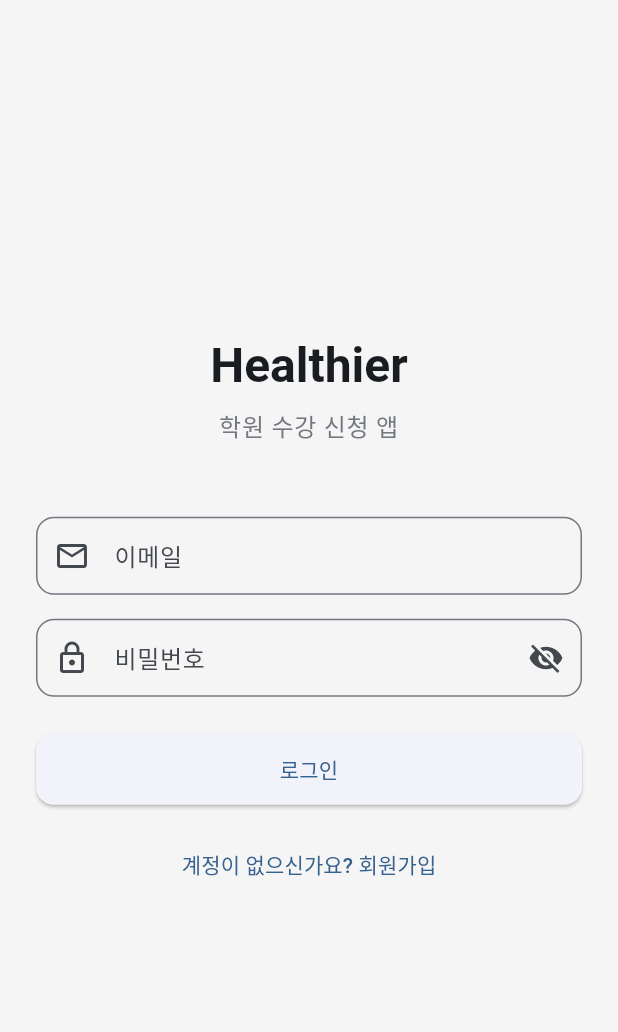
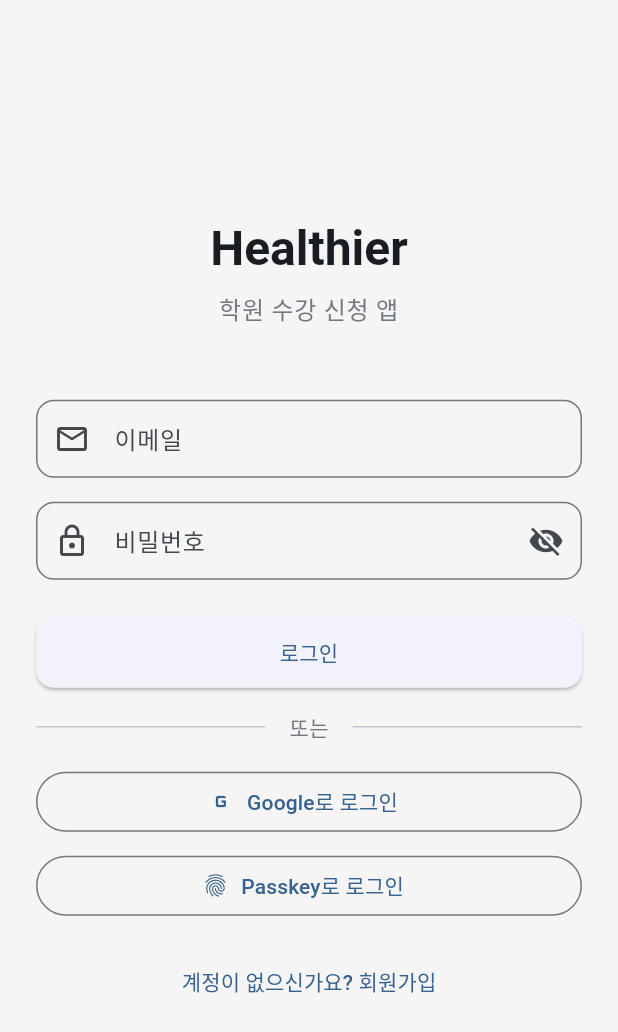
Before and after one commit to jbh1024/healthier_harness, a Flutter app: the screen it shows after launch, on a phone screen of 412 x 824 dp. Shown: the top 1032 px of the screen. Run offline on Flutter 3.47's test engine with Material 3 defaults, Android fonts, the phone set to English and light mode, and no system bars; our stand-ins replace dio, flutter_riverpod, flutter_secure_storage, go_router.

Commit message:
feat(frontend): Phase 6 Frontend 구현 - Google/Passkey 로그인 UI
- OAuthRepository: Google 로그인/연동/해제, Passkey 등록/인증/삭제
- LoginScreen: Google/Passkey 로그인 버튼 추가
- SecuritySettingsScreen: Google 연동/해제, Passkey 등록 UI
- 라우팅: /settings/security

Commit Message Co-Written By : Claude

```diff
--- a/frontend/lib/features/auth/presentation/screens/login_screen.dart
+++ b/frontend/lib/features/auth/presentation/screens/login_screen.dart
@@ -121,6 +121,44 @@ class _LoginScreenState extends ConsumerState<LoginScreen> {
                           : const Text('로그인'),
                     ),
                     const SizedBox(height: 16),
+                    Row(
+                      children: [
+                        const Expanded(child: Divider()),
+                        Padding(
+                          padding: const EdgeInsets.symmetric(horizontal: 16),
+                          child: Text(
+                            '또는',
+                            style: TextStyle(
+                              color: Theme.of(context).colorScheme.outline,
+                            ),
+                          ),
+                        ),
+                        const Expanded(child: Divider()),
+                      ],
+                    ),
+                    const SizedBox(height: 16),
+                    OutlinedButton.icon(
+                      onPressed: () {
+                        // TODO: Google Sign-In SDK 연동
+                        ScaffoldMessenger.of(context).showSnackBar(
+                          const SnackBar(content: Text('Google 로그인은 SDK 연동 후 사용 가능합니다')),
+                        );
+                      },
+                      icon: const Icon(Icons.g_mobiledata),
+                      label: const Text('Google로 로그인'),
+                    ),
+                    const SizedBox(height: 8),
+                    OutlinedButton.icon(
+                      onPressed: () {
+                        // TODO: WebAuthn API 연동
+                        ScaffoldMessenger.of(context).showSnackBar(
+                          const SnackBar(content: Text('Passkey 로그인은 WebAuthn 연동 후 사용 가능합니다')),
+                        );
+                      },
+                      icon: const Icon(Icons.fingerprint),
+                      label: const Text('Passkey로 로그인'),
+                    ),
+                    const SizedBox(height: 16),
                     TextButton(
                       onPressed: () => context.go('/signup'),
                       child: const Text('계정이 없으신가요? 회원가입'),
--- a/frontend/lib/routing/app_router.dart
+++ b/frontend/lib/routing/app_router.dart
@@ -20,6 +20,7 @@ import '../features/notification/presentation/screens/notification_settings_scre
 import '../features/admin/presentation/screens/dashboard_screen.dart';
 import '../features/profile/presentation/screens/profile_screen.dart';
 import '../features/profile/presentation/screens/password_change_screen.dart';
+import '../features/auth/presentation/screens/security_settings_screen.dart';
 import 'route_names.dart';
 
 final routerProvider = Provider<GoRouter>((ref) {
@@ -142,6 +143,10 @@ final routerProvider = Provider<GoRouter>((ref) {
         path: '/settings/password',
         builder: (context, state) => const PasswordChangeScreen(),
       ),
+      GoRoute(
+        path: '/settings/security',
+        builder: (context, state) => const SecuritySettingsScreen(),
+      ),
     ],
   );
 });
```
Also changed, not shown: frontend/lib/features/auth/data/oauth_repository.dart (added, +83 -0 lines), frontend/lib/features/auth/presentation/screens/security_settings_screen.dart (added, +115 -0 lines).
